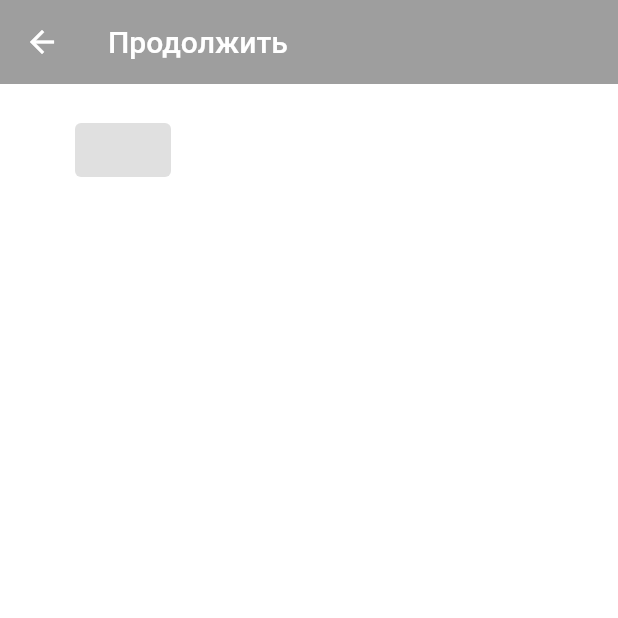
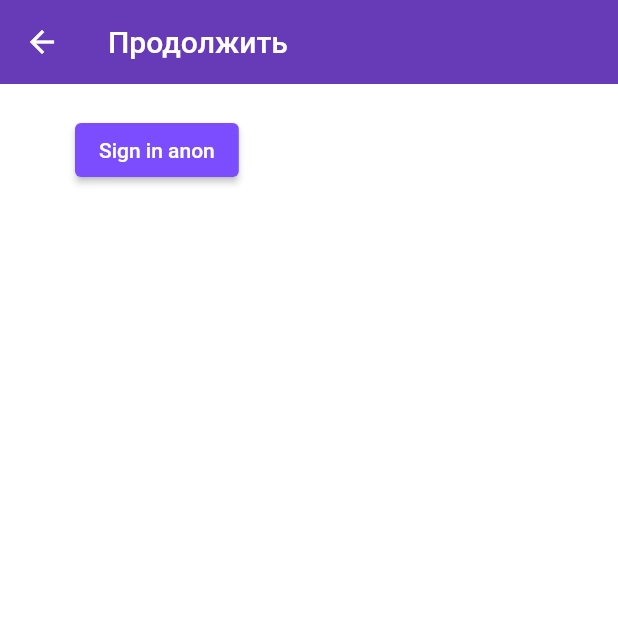
Before and after one commit to Nikzed/MemoryBox, a Flutter app: the SignIn screen opened directly, on a phone screen of 412 x 824 dp, the top half of it. Run offline on Flutter 3.47's test engine with Material 2 defaults, Android fonts, the phone set to English and light mode, and no system bars; our stand-ins replace firebase_auth; accounts and stored records are empty.

Commit message:
Regular auto-commit at 12:28:25 on 25/09/2021

```diff
--- a/lib/screens/authenticate/authenticate.dart
+++ b/lib/screens/authenticate/authenticate.dart
@@ -1,3 +1,4 @@
+import 'package:first_project_test/screens/authenticate/sign_in.dart';
 import 'package:flutter/material.dart';
 
 class Authenticate extends StatefulWidget {
@@ -11,7 +12,7 @@ class _AuthenticateState extends State<Authenticate> {
   @override
   Widget build(BuildContext context) {
     return Container(
-      child: Text('authenticate'),
+      child: SignIn(),
     );
   }
 }
--- a/lib/screens/authenticate/sign_in.dart
+++ b/lib/screens/authenticate/sign_in.dart
@@ -13,13 +13,20 @@ class _SignInState extends State<SignIn> {
     return Scaffold(
       backgroundColor: Colors.white,
       appBar: AppBar(
-        backgroundColor: Colors.grey,
+        backgroundColor: Colors.deepPurple,
         elevation: 0.0, // убирает тень
         title: Text('Продолжить'),
       ),
       body: Container(
         padding: EdgeInsets.symmetric(vertical: 20.0, horizontal: 50.0),
-        child: ElevatedButton(),
+        child: ElevatedButton(
+          style: ButtonStyle(
+            backgroundColor:
+                MaterialStateProperty.all<Color>(Colors.deepPurpleAccent),
+          ),
+          child: Text('Sign in anon'),
+          onPressed: () async {},
+        ),
       ),
     );
   }
```
Also changed, not shown: pubspec.lock.
